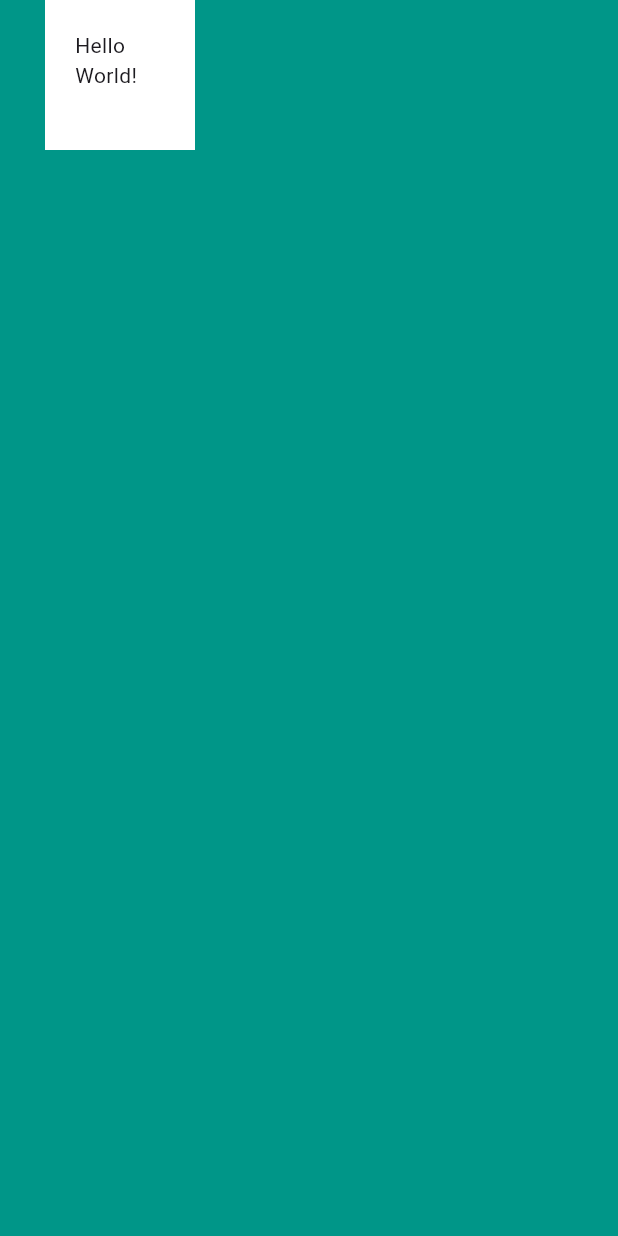
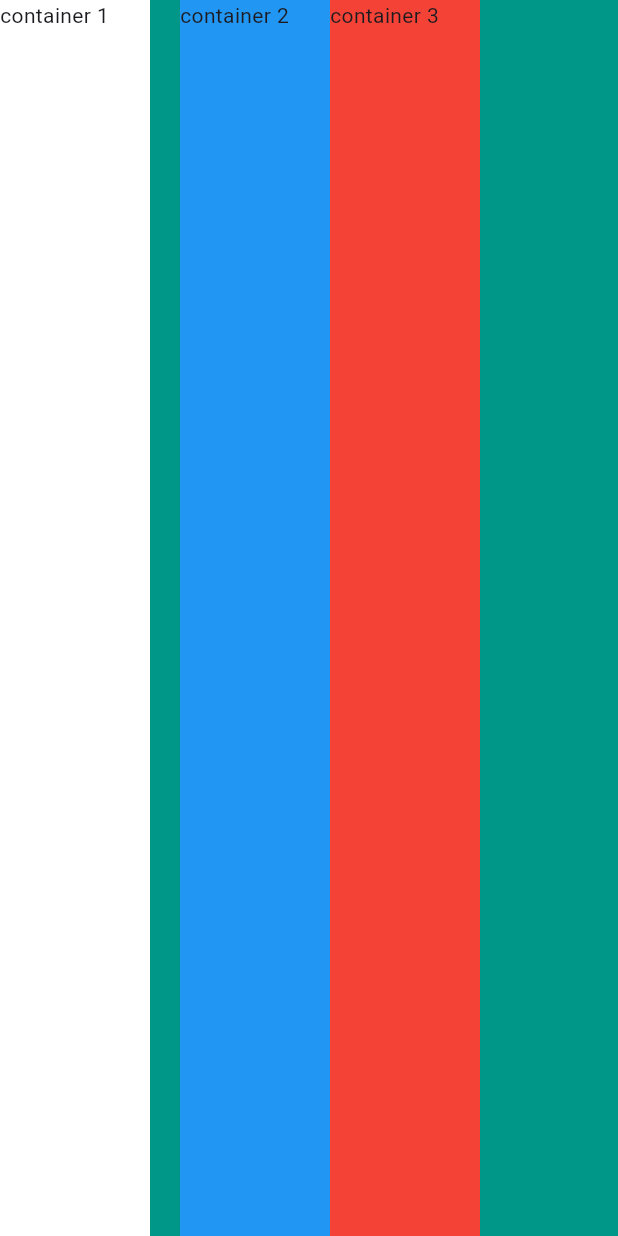
Before and after one commit to Sabahat-12345/my_second, a Flutter app: the screen it shows after launch, on a phone screen of 412 x 824 dp. Run offline on Flutter 3.47's test engine with Material 3 defaults, Android fonts, the phone set to English and light mode, and no system bars.

Commit message:
Rows And Columns Method

```diff
--- a/lib/main.dart
+++ b/lib/main.dart
@@ -1,5 +1,6 @@
 import 'package:flutter/material.dart';
-import 'package:my_second/container.dart';
+// import 'package:my_second/container.dart';
+import 'package:my_second/row_column.dart';
 // import 'package:my_first/decoration.dart';
 
 // import 'package:my_second/button.dart';
@@ -22,7 +23,7 @@ class MyApp extends StatelessWidget {
         colorScheme: ColorScheme.fromSeed(seedColor: Colors.deepPurple),
         useMaterial3: true,
       ),
-      home:  ContainerScreen(),
+      home: RowColumnScreen(),
     );
   }
 }
--- /dev/null
+++ b/lib/row_column.dart
@@ -0,0 +1,51 @@
+import 'package:flutter/material.dart';
+
+class RowColumnScreen extends StatelessWidget {
+  const RowColumnScreen({super.key});
+
+  @override
+  Widget build(BuildContext context) {
+    return Scaffold(
+      backgroundColor: Colors.teal,
+      body: SafeArea(
+          // child: Column
+          child: Row(
+        // mainAxisAlignment: MainAxisAlignment.spaceEvenly,
+        crossAxisAlignment: CrossAxisAlignment.stretch,
+        // stretch kr nay sa b puri width lata ha
+        children: [
+          Container(
+            height: 100,
+            width: 100,
+            // width: double.infinity,krnay saa puri width lata ha
+            color: Colors.white,
+            child: Text('container 1'),
+          ),
+          SizedBox(
+            // height: 20,
+            width: 20,
+          ),
+          Container(
+            width: 100,
+            // width: 300,
+            // width: double.infinity,krnay saa puri width lata ha
+            height: 100,
+            color: Colors.blue,
+            child: Text('container 2'),
+          ),
+          Container(
+            width: 100,
+            // width: double.infinity,krnay saa puri width lata ha
+
+            height: 100,
+            color: Colors.red,
+            child: Text('container 3'),
+          ),
+          // Container(
+          //   width: double.infinity, krnay saa puri width lata ha
+          // )
+        ],
+      )),
+    );
+  }
+}
```
